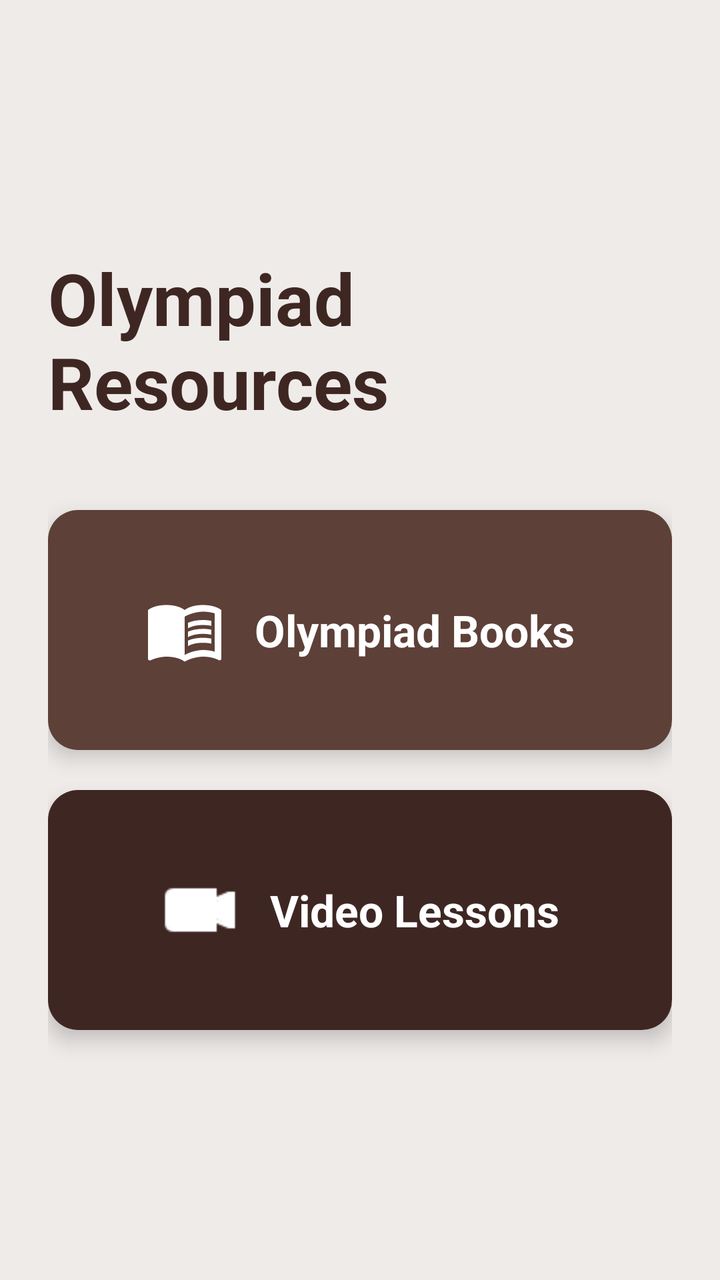
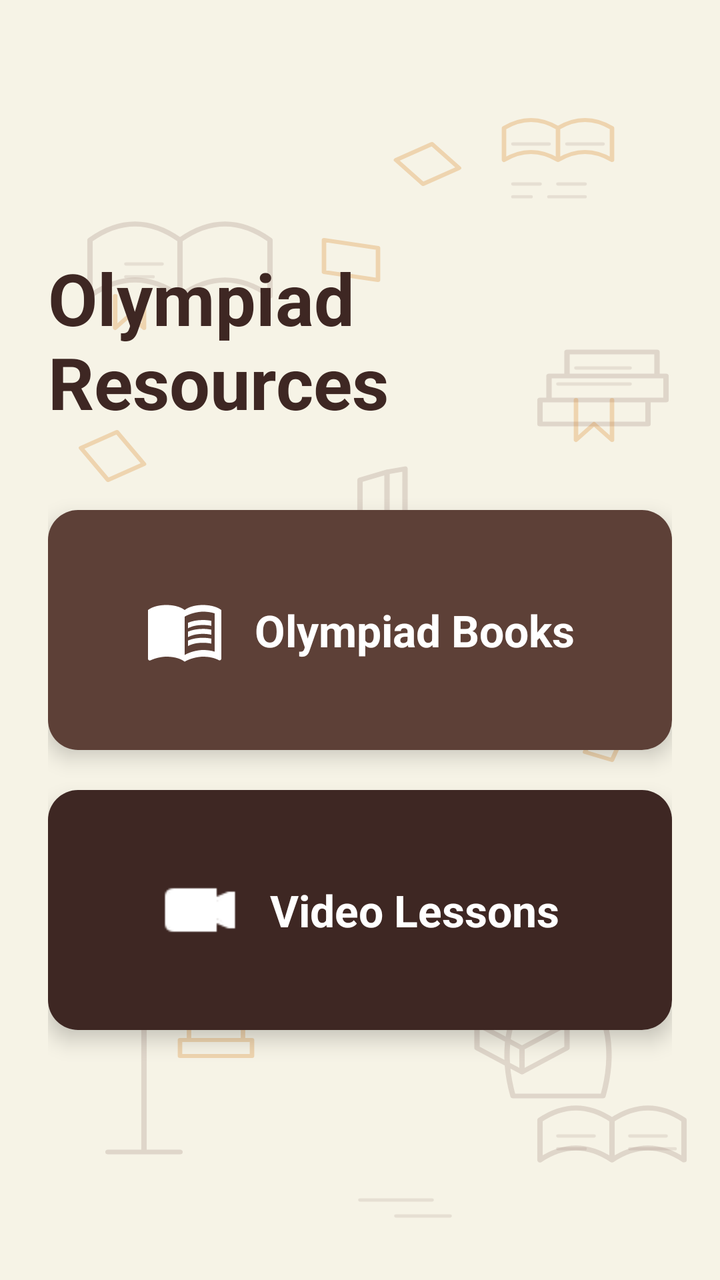

The first picture is an Android layout as it rendered before a commit; the second is the same layout after the commit. The layout source and the unified diff follow.
<!-- AndroidManifest.xml: application theme Theme.OlympMathMentor -->
<!-- res/layout/fragment_library.xml -->
<?xml version="1.0" encoding="utf-8"?>
<LinearLayout xmlns:android="http://schemas.android.com/apk/res/android"
    xmlns:app="http://schemas.android.com/apk/res-auto"
    android:layout_width="match_parent"
    android:layout_height="match_parent"
    android:background="@color/soft_beige"
    android:orientation="vertical"
    android:gravity="center"
    android:padding="24dp">

    <TextView
        android:layout_width="wrap_content"
        android:layout_height="wrap_content"
        android:layout_marginBottom="40dp"
        android:text="Olympiad Resources"
        android:textColor="@color/deep_brown"
        android:textSize="36sp"
        android:textStyle="bold" />

    <androidx.cardview.widget.CardView
        android:id="@+id/cardBooks"
        android:layout_width="match_parent"
        android:layout_height="120dp"
        android:layout_marginBottom="20dp"
        app:cardCornerRadius="15dp"
        app:cardElevation="6dp">
        <LinearLayout
            android:layout_width="match_parent"
            android:layout_height="match_parent"
            android:background="@color/earth_brown"
            android:gravity="center">
            <ImageView
                android:layout_width="40dp"
                android:layout_height="40dp"
                android:src="@drawable/ic_book"
                app:tint="#FFFFFF"
                android:layout_marginEnd="15dp"/>
            <TextView
                android:layout_width="wrap_content"
                android:layout_height="wrap_content"
                android:text="Olympiad Books"
                android:textColor="#FFFFFF"
                android:textSize="22sp"
                android:textStyle="bold"/>
        </LinearLayout>
    </androidx.cardview.widget.CardView>

    <androidx.cardview.widget.CardView
        android:id="@+id/cardVideos"
        android:layout_width="match_parent"
        android:layout_height="120dp"
        app:cardCornerRadius="15dp"
        app:cardElevation="6dp">
        <LinearLayout
            android:layout_width="match_parent"
            android:layout_height="match_parent"
            android:background="@color/deep_brown"
            android:gravity="center">
            <ImageView
                android:layout_width="40dp"
                android:layout_height="40dp"
                android:src="@android:drawable/presence_video_online"
                app:tint="#FFFFFF"
                android:layout_marginEnd="15dp"/>
            <TextView
                android:layout_width="wrap_content"
                android:layout_height="wrap_content"
                android:text="Video Lessons"
                android:textColor="#FFFFFF"
                android:textSize="22sp"
                android:textStyle="bold"/>
        </LinearLayout>
    </androidx.cardview.widget.CardView>

</LinearLayout>
<!-- resources referenced by this layout -->
<resources>
  <color name="deep_brown">#3E2723</color>
  <color name="earth_brown">#5D4037</color>
  <color name="soft_beige">#EFEBE9</color>
  <!-- drawable ic_book (drawable) -->
  <vector xmlns:android="http://schemas.android.com/apk/res/android" android:autoMirrored="true" android:height="24dp" android:tint="#E9ECF2" android:viewportHeight="24" android:viewportWidth="24" android:width="24dp">
        
      <path android:fillColor="@android:color/white" android:pathData="M21,5c-1.11,-0.35 -2.33,-0.5 -3.5,-0.5c-1.95,0 -4.05,0.4 -5.5,1.5c-1.45,-1.1 -3.55,-1.5 -5.5,-1.5S2.45,4.9 1,6v14.65c0,0.25 0.25,0.5 0.5,0.5c0.1,0 0.15,-0.05 0.25,-0.05C3.1,20.45 5.05,20 6.5,20c1.95,0 4.05,0.4 5.5,1.5c1.35,-0.85 3.8,-1.5 5.5,-1.5c1.65,0 3.35,0.3 4.75,1.05c0.1,0.05 0.15,0.05 0.25,0.05c0.25,0 0.5,-0.25 0.5,-0.5V6C22.4,5.55 21.75,5.25 21,5zM21,18.5c-1.1,-0.35 -2.3,-0.5 -3.5,-0.5c-1.7,0 -4.15,0.65 -5.5,1.5V8c1.35,-0.85 3.8,-1.5 5.5,-1.5c1.2,0 2.4,0.15 3.5,0.5V18.5z"/>
        
      <path android:fillColor="@android:color/white" android:pathData="M17.5,10.5c0.88,0 1.73,0.09 2.5,0.26V9.24C19.21,9.09 18.36,9 17.5,9c-1.7,0 -3.24,0.29 -4.5,0.83v1.66C14.13,10.85 15.7,10.5 17.5,10.5z"/>
        
      <path android:fillColor="@android:color/white" android:pathData="M13,12.49v1.66c1.13,-0.64 2.7,-0.99 4.5,-0.99c0.88,0 1.73,0.09 2.5,0.26V11.9c-0.79,-0.15 -1.64,-0.24 -2.5,-0.24C15.8,11.66 14.26,11.96 13,12.49z"/>
        
      <path android:fillColor="@android:color/white" android:pathData="M17.5,14.33c-1.7,0 -3.24,0.29 -4.5,0.83v1.66c1.13,-0.64 2.7,-0.99 4.5,-0.99c0.88,0 1.73,0.09 2.5,0.26v-1.52C19.21,14.41 18.36,14.33 17.5,14.33z"/>
      
  </vector>
  <style name="Theme.OlympMathMentor" parent="Base.Theme.OlympMathMentor" />
  <style name="Base.Theme.OlympMathMentor" parent="Theme.Material3.DayNight.NoActionBar">
          
          
      </style>
</resources>

<!-- the commit's change to res/layout/fragment_library.xml (unified diff, before → after) -->
@@ -3,10 +3,10 @@
     xmlns:app="http://schemas.android.com/apk/res-auto"
     android:layout_width="match_parent"
     android:layout_height="match_parent"
-    android:background="@color/soft_beige"
+    android:background="@drawable/bg_library_pattern"
     android:orientation="vertical"
     android:gravity="center"
-    android:padding="24dp">
+    android:padding="24dp"> 
 
     <TextView
         android:layout_width="wrap_content"
<!-- resource entries referenced after the edit -->
@@ -2,7 +2,7 @@
 <resources>
   <color name="deep_brown">#3E2723</color>
   <color name="earth_brown">#5D4037</color>
-  <color name="soft_beige">#EFEBE9</color>
+  <!-- drawable bg_library_pattern: vector/xml drawable (drawable, 2847 chars, omitted) -->
   <!-- drawable ic_book (drawable) -->
   <vector xmlns:android="http://schemas.android.com/apk/res/android" android:autoMirrored="true" android:height="24dp" android:tint="#E9ECF2" android:viewportHeight="24" android:viewportWidth="24" android:width="24dp">
         
